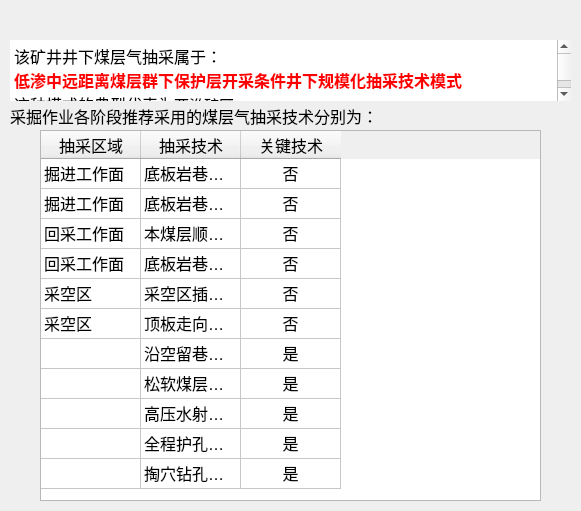
First picture: the form in python/cbm/uifiles/low_far_coals_dlg.ui, repository wyrover/cbm, before the edit.
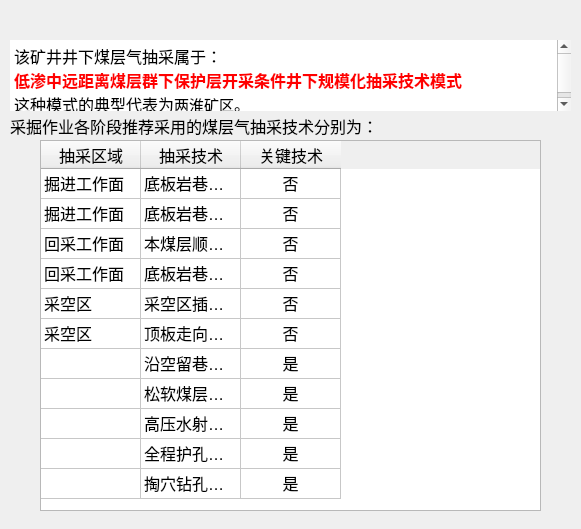
Second picture: the form after the edit. Icons and pictures are not drawn.

What changed in the file:
```diff
--- a/python/cbm/uifiles/low_far_coals_dlg.ui
+++ b/python/cbm/uifiles/low_far_coals_dlg.ui
@@ -7,7 +7,7 @@
     <x>0</x>
     <y>0</y>
     <width>581</width>
-    <height>511</height>
+    <height>529</height>
    </rect>
   </property>
   <property name="font">
@@ -136,7 +136,7 @@
      <x>0</x>
      <y>30</y>
      <width>581</width>
-     <height>481</height>
+     <height>491</height>
     </rect>
    </property>
    <widget class="QTextEdit" name="disc_text">
@@ -148,7 +148,7 @@
       <x>10</x>
       <y>10</y>
       <width>561</width>
-      <height>61</height>
+      <height>71</height>
      </rect>
     </property>
     <property name="contextMenuPolicy">
@@ -186,7 +186,7 @@
     <property name="geometry">
      <rect>
       <x>10</x>
-      <y>70</y>
+      <y>80</y>
       <width>371</width>
       <height>31</height>
      </rect>
@@ -199,7 +199,7 @@
     <property name="geometry">
      <rect>
       <x>40</x>
-      <y>100</y>
+      <y>110</y>
       <width>501</width>
       <height>371</height>
      </rect>
```
Left out of the diff: 48 changed lines with no effect on the pictures.
